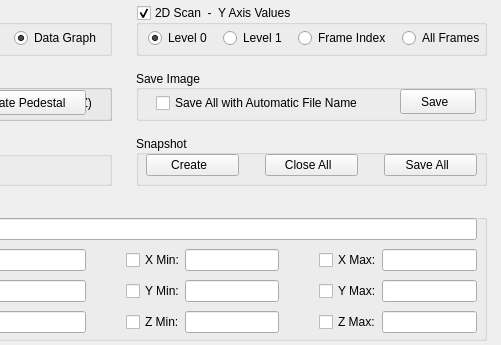
This is slsDetectorGui/forms/form_tab_plot.ui in slsdetectorgroup/slsDetectorPackage as Qt 5 draws it before an edit; both pictures show x 274 to 775 and y 0 to 345 of the 775 by 345 pixel window. The edited form follows.
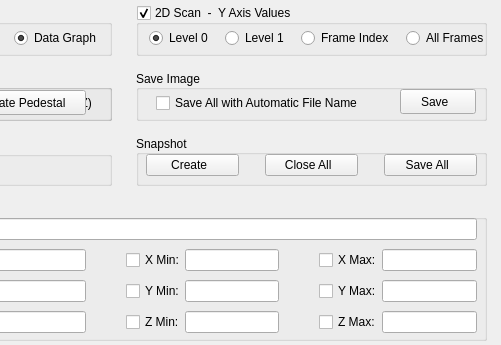
This is the edited form. Icons and pictures are not drawn.

Commit message: changed the tab order for the forms

```diff
--- a/slsDetectorGui/forms/form_tab_plot.ui
+++ b/slsDetectorGui/forms/form_tab_plot.ui
@@ -780,7 +780,7 @@
      <rect>
       <x>10</x>
       <y>20</y>
-      <width>341</width>
+      <width>348</width>
       <height>26</height>
      </rect>
     </property>
```
Left out of the diff: 40 changed lines with no effect on the pictures. The commit also changes 6 other files.
